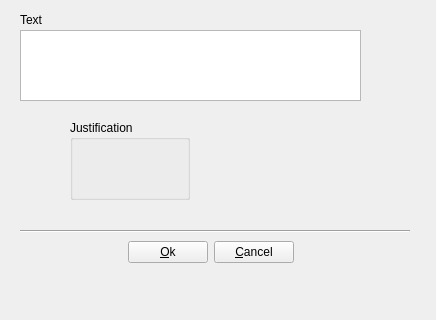
First picture: the form in ui/dialogs/symbol_editor/text_item_editor.ui, repository andromeda-cad/andromeda-cad, before the edit.
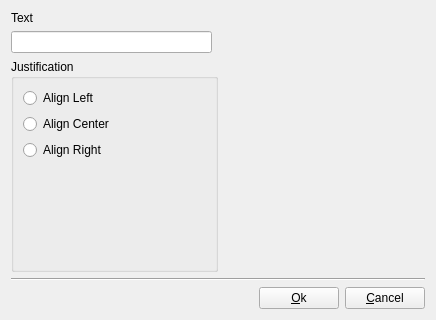
Second picture: the form after the edit.

```diff
--- a/ui/dialogs/symbol_editor/text_item_editor.ui
+++ b/ui/dialogs/symbol_editor/text_item_editor.ui
@@ -13,87 +13,29 @@
   <property name="windowTitle">
    <string>Form</string>
   </property>
+  <layout class="QGridLayout" name="gridLayout_2">
+   <item row="2" column="2">
+    <spacer name="horizontalSpacer_3">
+     <property name="orientation">
+      <enum>Qt::Horizontal</enum>
+     </property>
+     <property name="sizeHint" stdset="0">
+      <size>
+       <width>200</width>
+       <height>20</height>
+      </size>
+     </property>
+    </spacer>
+   </item>
+   <item row="3" column="0" colspan="3">
   <widget class="Line" name="line">
-   <property name="geometry">
-    <rect>
-     <x>20</x>
-     <y>230</y>
-     <width>390</width>
-     <height>3</height>
-    </rect>
-   </property>
    <property name="orientation">
     <enum>Qt::Horizontal</enum>
    </property>
   </widget>
-  <widget class="QWidget" name="layoutWidget">
-   <property name="geometry">
-    <rect>
-     <x>90</x>
-     <y>240</y>
-     <width>204</width>
-     <height>25</height>
-    </rect>
-   </property>
-   <layout class="QHBoxLayout" name="horizontalLayout">
-    <item>
-     <spacer name="horizontalSpacer_2">
-      <property name="orientation">
-       <enum>Qt::Horizontal</enum>
-      </property>
-      <property name="sizeHint" stdset="0">
-       <size>
-        <width>40</width>
-        <height>20</height>
-       </size>
-      </property>
-     </spacer>
-    </item>
-    <item>
-     <widget class="QPushButton" name="ok">
-      <property name="font">
-       <font>
-        <pointsize>9</pointsize>
-       </font>
-      </property>
-      <property name="text">
-       <string>&amp;Ok</string>
-      </property>
-     </widget>
-    </item>
-    <item>
-     <widget class="QPushButton" name="cancel">
-      <property name="font">
-       <font>
-        <pointsize>9</pointsize>
-       </font>
-      </property>
-      <property name="text">
-       <string>&amp;Cancel</string>
-      </property>
-     </widget>
-    </item>
-   </layout>
-  </widget>
-  <widget class="QPlainTextEdit" name="plainTextEdit">
-   <property name="geometry">
-    <rect>
-     <x>20</x>
-     <y>30</y>
-     <width>341</width>
-     <height>71</height>
-    </rect>
-   </property>
-  </widget>
+   </item>
+   <item row="0" column="0">
   <widget class="QLabel" name="label">
-   <property name="geometry">
-    <rect>
-     <x>20</x>
-     <y>10</y>
-     <width>61</width>
-     <height>20</height>
-    </rect>
-   </property>
    <property name="font">
     <font>
      <pointsize>9</pointsize>
@@ -109,15 +51,9 @@
     <cstring>pinLabel</cstring>
    </property>
   </widget>
+   </item>
+   <item row="2" column="0" colspan="2">
   <widget class="QGroupBox" name="groupBox">
-   <property name="geometry">
-    <rect>
-     <x>70</x>
-     <y>120</y>
-     <width>120</width>
-     <height>80</height>
-    </rect>
-   </property>
    <property name="font">
     <font>
      <pointsize>9</pointsize>
@@ -126,7 +62,102 @@
    <property name="title">
     <string>Justification</string>
    </property>
-  </widget>
+     <layout class="QGridLayout" name="gridLayout">
+      <item row="2" column="0">
+       <widget class="QRadioButton" name="alignRight">
+        <property name="text">
+         <string>Align Right</string>
+        </property>
+       </widget>
+      </item>
+      <item row="1" column="0">
+       <widget class="QRadioButton" name="alignCenter">
+        <property name="text">
+         <string>Align Center</string>
+        </property>
+       </widget>
+      </item>
+      <item row="0" column="0">
+       <widget class="QRadioButton" name="alignLeft">
+        <property name="text">
+         <string>Align Left</string>
+        </property>
+       </widget>
+      </item>
+      <item row="3" column="0">
+       <spacer name="verticalSpacer">
+        <property name="orientation">
+         <enum>Qt::Vertical</enum>
+        </property>
+        <property name="sizeHint" stdset="0">
+         <size>
+          <width>20</width>
+          <height>40</height>
+         </size>
+        </property>
+       </spacer>
+      </item>
+      <item row="1" column="1">
+       <spacer name="horizontalSpacer">
+        <property name="orientation">
+         <enum>Qt::Horizontal</enum>
+        </property>
+        <property name="sizeHint" stdset="0">
+         <size>
+          <width>40</width>
+          <height>20</height>
+         </size>
+        </property>
+       </spacer>
+      </item>
+     </layout>
+    </widget>
+   </item>
+   <item row="4" column="1" colspan="2">
+    <layout class="QHBoxLayout" name="horizontalLayout">
+     <item>
+      <spacer name="horizontalSpacer_2">
+       <property name="orientation">
+        <enum>Qt::Horizontal</enum>
+       </property>
+       <property name="sizeHint" stdset="0">
+        <size>
+         <width>40</width>
+         <height>20</height>
+        </size>
+       </property>
+      </spacer>
+     </item>
+     <item>
+      <widget class="QPushButton" name="ok">
+       <property name="font">
+        <font>
+         <pointsize>9</pointsize>
+        </font>
+       </property>
+       <property name="text">
+        <string>&amp;Ok</string>
+       </property>
+      </widget>
+     </item>
+     <item>
+      <widget class="QPushButton" name="cancel">
+       <property name="font">
+        <font>
+         <pointsize>9</pointsize>
+        </font>
+       </property>
+       <property name="text">
+        <string>&amp;Cancel</string>
+       </property>
+      </widget>
+     </item>
+    </layout>
+   </item>
+   <item row="1" column="0">
+    <widget class="QLineEdit" name="text"/>
+   </item>
+  </layout>
  </widget>
  <resources/>
  <connections/>
```
Left out of the diff: 4 changed lines with no effect on the pictures. Lines whose indentation alone changed are shown as unchanged.
